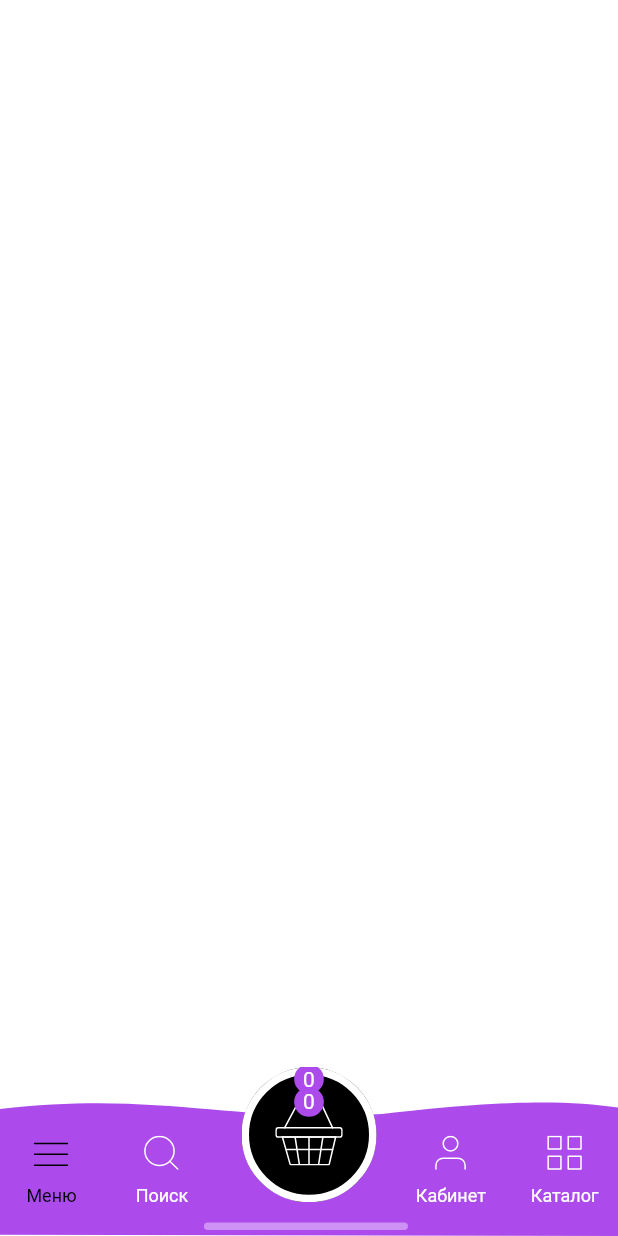
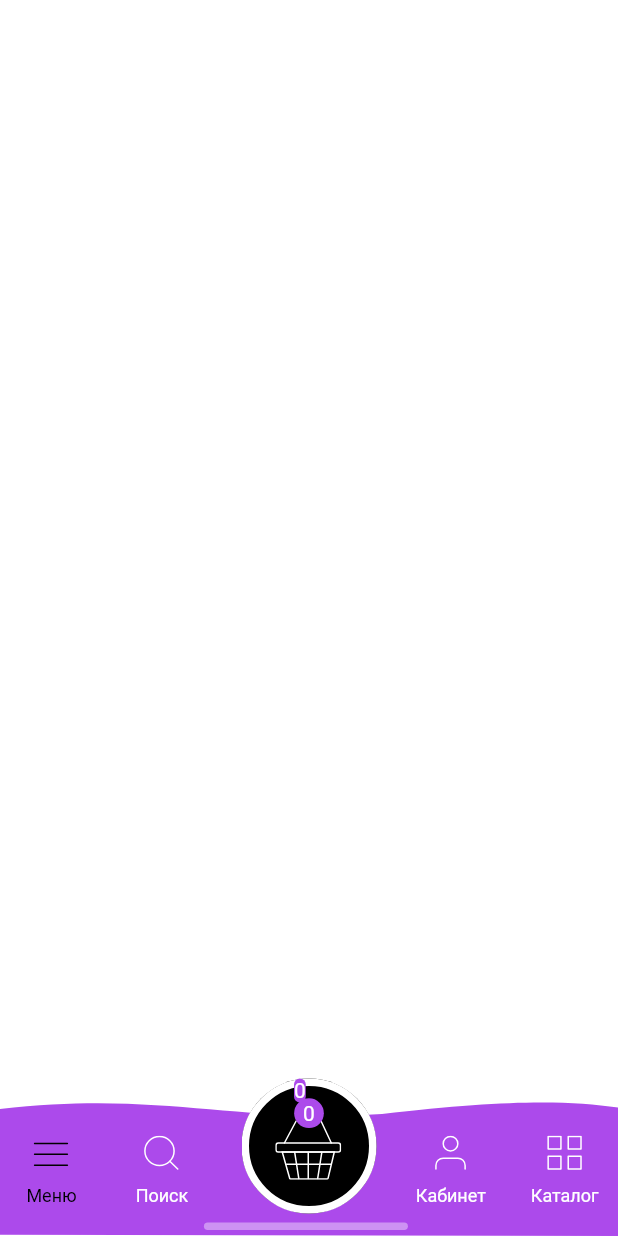
Before and after one commit to guvanch07/emelya, a Flutter app: the screen it shows after launch, on a phone screen of 412 x 824 dp. Run offline on Flutter 3.47's test engine with Material 2 defaults, Android fonts, the phone set to English and light mode, and no system bars; our stand-ins replace flutter_svg, fluttertoast, google_fonts, sizer; Roboto replaces fonts that are missing (Arial).

Commit message:
changed basket button

```diff
--- a/lib/main.dart
+++ b/lib/main.dart
@@ -76,16 +76,19 @@ class _AppBottomNavBarState extends State<AppBottomNavBar> {
           left: 0,
           child: Container(
             width: size.width,
-            height: 90,
+            height: 150,
             child: Stack(
               children: [
                 CustomPaint(
                   size: Size(size.width, 90),
                   painter: BNBCustomPainter(),
                 ),
-                const Center(
-                  heightFactor: 0.5,
-                  child: BasketButton(),
+                Center(
+                  child: SizedBox(
+                    height: 120,
+                    width: 90,
+                    child: BasketButton(),
+                  ),
                 ),
                 Row(
                   children: [
@@ -243,27 +246,29 @@ class _BottomBarButtonState extends State<BottomBarButton> {
 }
 
 class BNBCustomPainter extends CustomPainter {
+  final xOffset = 60;
+
   @override
   void paint(Canvas canvas, Size size) {
     final Path path_0 = Path();
-    path_0.moveTo(size.width, size.height);
-    path_0.lineTo(size.width * -0.1183575, size.height * 0.9891446);
-    path_0.lineTo(size.width * -0.1183575, size.height * 0.1358696);
+    path_0.moveTo(size.width, size.height + xOffset);
+    path_0.lineTo(size.width * -0.1183575, size.height * 0.9891446 + xOffset);
+    path_0.lineTo(size.width * -0.1183575, size.height * 0.1358696 + xOffset);
     path_0.cubicTo(
         size.width * 0.2402821,
-        size.height * -0.1449043,
+        size.height * -0.1449043 + xOffset,
         size.width * 0.3241667,
-        size.height * 0.1684783,
+        size.height * 0.1684783 + xOffset,
         size.width * 0.6181425,
-        size.height * 0.09616098);
+        size.height * 0.09616098 + xOffset);
     path_0.cubicTo(
         size.width * 0.9065000,
-        size.height * -0.05978859,
+        size.height * -0.05978859 + xOffset,
         size.width * 0.9952488,
-        size.height * 0.01630826,
+        size.height * 0.01630826 + xOffset,
         size.width * 1.119254,
-        size.height * 0.1684783);
-    path_0.lineTo(size.width, size.height);
+        size.height * 0.1684783 + xOffset);
+    path_0.lineTo(size.width, size.height + xOffset);
     path_0.close();
 
     Paint paint_0_fill = Paint()..style = PaintingStyle.fill;
--- a/lib/widgets/buttons/basket_button.dart
+++ b/lib/widgets/buttons/basket_button.dart
@@ -40,12 +40,10 @@ class _BasketButtonState extends State<BasketButton> {
       });
     }
 
-    return Center(
-      child: InkWell(
-        onTap: _incrementCounter,
-        child: Container(
-          width: buttonSize,
-          height: buttonSize,
+    return Stack(
+      children: [
+        InkWell(
+          onTap: _incrementCounter,
           child: BasketButtonRoot(
             itemCount: _count,
             fillColor: AppColors.black,
@@ -54,7 +52,10 @@ class _BasketButtonState extends State<BasketButton> {
             size: buttonSize,
           ),
         ),
-      ),
+        PriceCount(
+          count: _count,
+        ),
+      ],
     );
   }
 }
@@ -95,15 +96,15 @@ class _BasketButtonRootState extends State<BasketButtonRoot> {
             lineWidth: widget.lineWidth,
           ),
         ),
-        Padding(
-          padding: EdgeInsets.all(widget.size / 4),
-          child: SvgPicture.asset('assets/icons/basket.svg'),
+        Positioned(
+          bottom: -15,
+          child: Padding(
+            padding: EdgeInsets.symmetric(
+                horizontal: widget.size / 4, vertical: 150 / 4),
+            child: SvgPicture.asset('assets/icons/basket.svg'),
+          ),
         ),
         ItemCount(
-          size: widget.size,
-          count: widget.itemCount,
-        ),
-        PriceCount(
           size: widget.size,
           count: widget.itemCount,
         ),
@@ -128,7 +129,7 @@ class ItemCount extends StatelessWidget {
     dev.log('item count rebuilded');
 
     return Positioned(
-      top: containerSize / 1.5,
+      top: containerSize / 1.5 + 30,
       left: size / 2 - containerSize / 2,
       child: Container(
         width: containerSize,
@@ -159,23 +160,18 @@ class PriceCount extends StatelessWidget {
   const PriceCount({
     Key? key,
     required this.count,
-    required this.size,
   }) : super(key: key);
 
   final int count;
-  final double size;
 
   @override
   Widget build(BuildContext context) {
-    final containerSize = size * 0.22;
     dev.log('item count rebuilded');
 
     return Positioned(
-      top: -2,
-      left: size / 2 - containerSize / 2,
+      top: 30,
+      left: 35,
       child: Container(
-        width: containerSize,
-        height: containerSize,
         decoration: const BoxDecoration(
           color: AppColors.purple,
           borderRadius: BorderRadius.all(
@@ -214,6 +210,7 @@ class ButtonBackground extends CustomPainter {
   @override
   void paint(Canvas canvas, Size size) {
     dev.log('background painted');
+
     final arcRect = calculateArcsRect(size);
     drawBackground(canvas, size);
     drawFilledArc(canvas, arcRect);
@@ -240,13 +237,13 @@ class ButtonBackground extends CustomPainter {
     paint.color = fillColor;
     paint.style = PaintingStyle.fill;
     canvas.drawCircle(
-        Offset(this.size / 2, this.size / 2), this.size / 2, paint);
+        Offset(this.size / 2, this.size / 2 + 30), this.size / 2, paint);
   }
 
   Rect calculateArcsRect(Size size) {
     final offest = lineWidth / 2;
-    final arcRect = Offset(offest, offest) &
-        Size(size.width - offest * 2, size.height - offest * 2);
+    final arcRect = Offset(offest, offest + 30) &
+        Size(size.width - offest * 2, size.width - offest * 2);
     return arcRect;
   }
 
```
